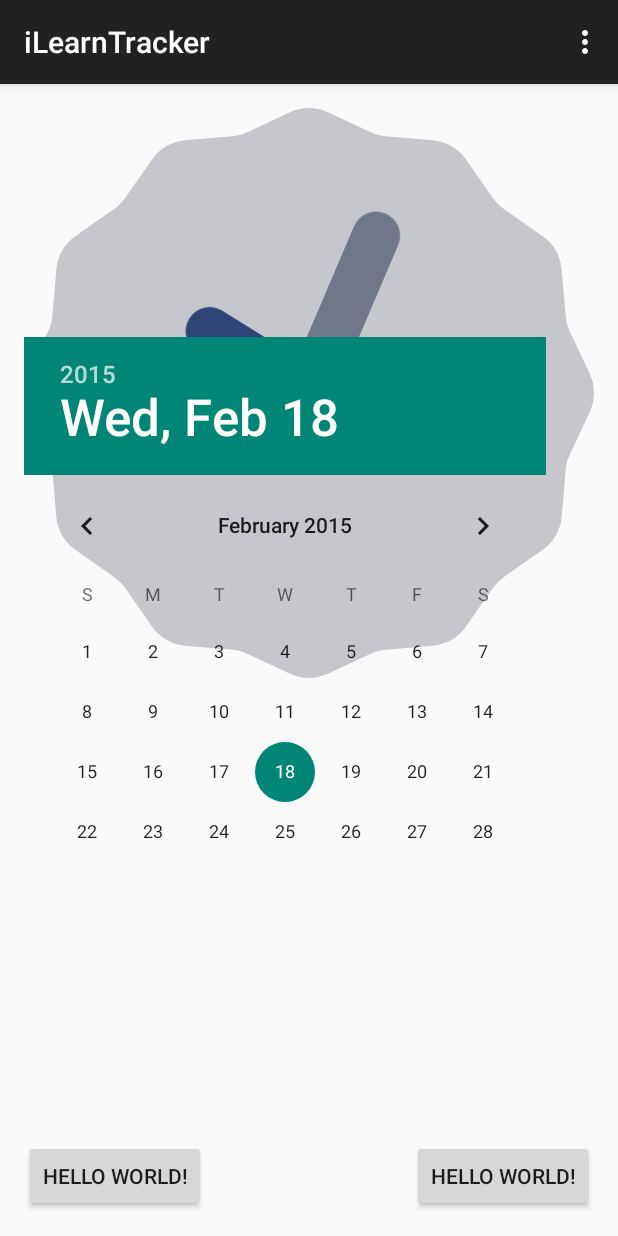
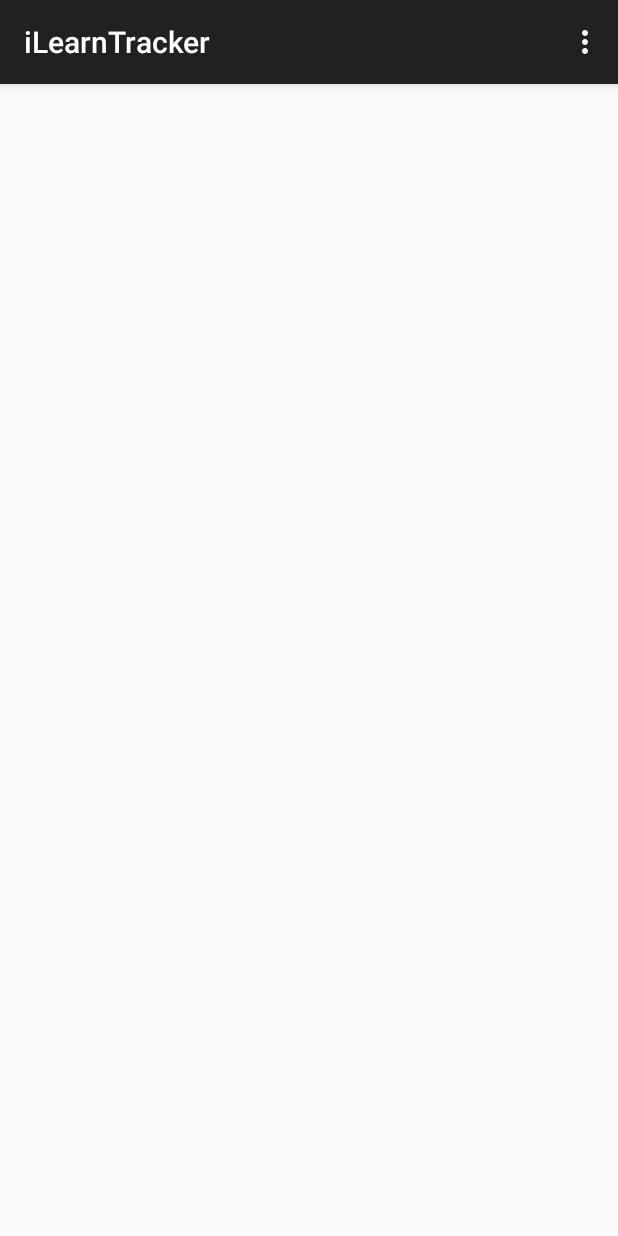
Before and after one commit to meryanh/iLearnTracker, an Android app: the screen it shows after launch (iLearnTracker), on a phone screen of 412 x 824 dp. Run offline under Robolectric (Android 15) with nearby library versions, the phone set to English and light mode, and no system bars.

Commit message:
Cleaned layout

```diff
--- a/app/src/main/res/layout/activity_i_learn_tracker.xml
+++ b/app/src/main/res/layout/activity_i_learn_tracker.xml
@@ -5,39 +5,4 @@
     android:paddingTop="@dimen/activity_vertical_margin"
     android:paddingBottom="@dimen/activity_vertical_margin" tools:context=".iLearnTracker">
 
-    <Button
-        android:layout_width="wrap_content"
-        android:layout_height="wrap_content"
-        android:text="@string/hello_world"
-        android:id="@+id/button"
-        android:layout_alignParentBottom="true"
-        android:layout_alignParentLeft="true"
-        android:layout_alignParentStart="true" />
-
-
-    <AnalogClock
-        android:layout_width="wrap_content"
-        android:layout_height="wrap_content"
-        android:id="@+id/analogClock"
-        android:layout_alignParentTop="true"
-        android:layout_alignParentLeft="true"
-        android:layout_alignParentStart="true"
-        android:layout_alignParentRight="true"
-        android:layout_alignParentEnd="true" />
-
-    <DatePicker
-        android:layout_width="wrap_content"
-        android:layout_height="wrap_content"
-        android:id="@+id/datePicker"
-        android:layout_centerVertical="true"
-        android:layout_alignParentLeft="true"
-        android:layout_alignParentStart="true" />
-
-    <Button
-        android:layout_width="wrap_content"
-        android:layout_height="wrap_content"
-        android:text="@string/hello_world"
-        android:id="@+id/button2"
-        android:layout_alignParentBottom="true"
-        android:layout_alignParentRight="true"/>
 </RelativeLayout>
```
